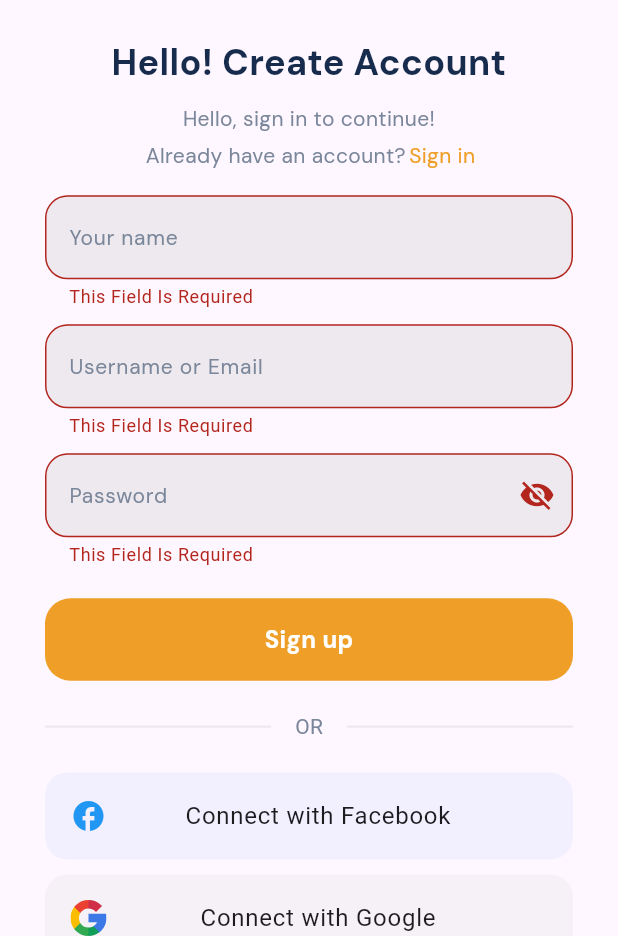
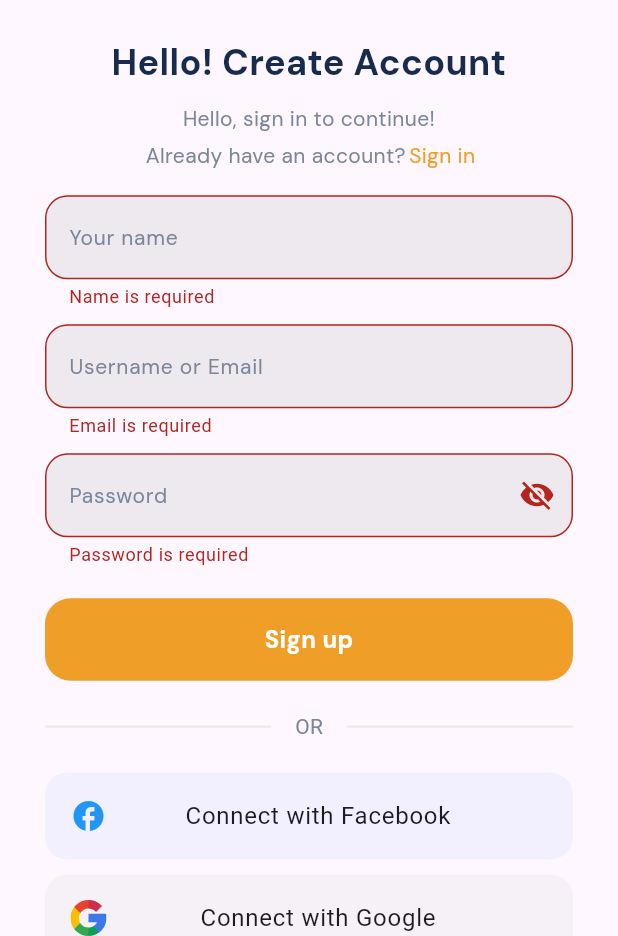
Before and after one commit to ibrahimagdy/restaurant, a Flutter app: the SignUpScreen screen opened by its route, after a tap on "Sign up", on a phone screen of 412 x 824 dp, the part 300-1236 px from its top. Run offline on Flutter 3.47's test engine with Material 3 defaults, Android fonts, the phone set to English and light mode, and no system bars; our stand-ins replace flutter_screenutil, flutter_svg, google_fonts, intl_phone_number_input; missing offline and left inert: top_modal_sheet.

```diff
--- a/lib/core/widgets/custom_text_form_field.dart
+++ b/lib/core/widgets/custom_text_form_field.dart
@@ -15,6 +15,7 @@ class CustomTextFormField extends StatelessWidget {
   String? hintText;
   Widget? prefixIcon;
   Widget? suffixIcon;
+  final String? Function(String?)? validator;
 
   CustomTextFormField({
     super.key,
@@ -29,6 +30,7 @@ class CustomTextFormField extends StatelessWidget {
     this.hintText,
     this.prefixIcon,
     this.suffixIcon,
+    this.validator,
   });
 
   @override
@@ -37,14 +39,8 @@ class CustomTextFormField extends StatelessWidget {
       controller: value == null ? controller : null,
       initialValue: value,
       obscureText: password ?? false,
-        validator: (value) {
-          if (value == null || value.isEmpty) {
-            return "This Field Is Required";
-          }
-          return null;
-        },
-        keyboardType:
-            number == true ? TextInputType.number : TextInputType.text,
+      validator: validator,
+      keyboardType: number == true ? TextInputType.number : TextInputType.text,
       decoration: InputDecoration(
         prefixIcon: prefixIcon,
         suffixIcon: suffixIcon,
@@ -58,7 +54,8 @@ class CustomTextFormField extends StatelessWidget {
         border: buildBorder(),
         focusedBorder: buildBorder(),
         enabledBorder: buildBorder(),
-        ));
+      ),
+    );
   }
 
   OutlineInputBorder buildBorder() {
--- a/lib/view/auth/authentication/login_screen.dart
+++ b/lib/view/auth/authentication/login_screen.dart
@@ -82,6 +82,15 @@ class _LoginScreenState extends State<LoginScreen> {
                   context: context,
                   controller: emailController,
                   hintText: 'Username or Email',
+                  validator: (value) {
+                    if (value == null || value.isEmpty) {
+                      return "Email is required";
+                    } else if (!RegExp(r'^[^@]+@[^@]+\.[^@]+')
+                        .hasMatch(value)) {
+                      return "Enter a valid email";
+                    }
+                    return null;
+                  },
                 ),
                 const SizedBox(height: 10),
                 CustomTextFormField(
@@ -89,6 +98,14 @@ class _LoginScreenState extends State<LoginScreen> {
                   controller: passwordController,
                   hintText: "Password",
                   password: !isPasswordVisible,
+                  validator: (value) {
+                    if (value == null || value.isEmpty) {
+                      return "Password is required";
+                    } else if (value.length < 6) {
+                      return "Password must be at least 6 characters";
+                    }
+                    return null;
+                  },
                   suffixIcon: IconButton(
                     icon: Icon(
                       isPasswordVisible
--- a/lib/view/auth/authentication/sign_up_screen.dart
+++ b/lib/view/auth/authentication/sign_up_screen.dart
@@ -82,12 +82,27 @@ class _SignUpScreenState extends State<SignUpScreen> {
                   context: context,
                   controller: nameController,
                   hintText: 'Your name',
+                  validator: (value) {
+                    if (value == null || value.isEmpty) {
+                      return "Name is required";
+                    }
+                    return null;
+                  },
                 ),
                 const SizedBox(height: 10),
                 CustomTextFormField(
                   context: context,
                   controller: emailController,
                   hintText: 'Username or Email',
+                  validator: (value) {
+                    if (value == null || value.isEmpty) {
+                      return "Email is required";
+                    } else if (!RegExp(r'^[^@]+@[^@]+\.[^@]+')
+                        .hasMatch(value)) {
+                      return "Enter a valid email";
+                    }
+                    return null;
+                  },
                 ),
                 const SizedBox(height: 10),
                 CustomTextFormField(
@@ -95,6 +110,14 @@ class _SignUpScreenState extends State<SignUpScreen> {
                   controller: passwordController,
                   hintText: "Password",
                   password: !isPasswordVisible,
+                  validator: (value) {
+                    if (value == null || value.isEmpty) {
+                      return "Password is required";
+                    } else if (value.length < 6) {
+                      return "Password must be at least 6 characters";
+                    }
+                    return null;
+                  },
                   suffixIcon: IconButton(
                     icon: Icon(
                       isPasswordVisible
--- a/lib/view/auth/forget_password/password_recovery_screen.dart
+++ b/lib/view/auth/forget_password/password_recovery_screen.dart
@@ -54,6 +54,15 @@ class _PasswordRecoveryScreenState extends State<PasswordRecoveryScreen> {
                   context: context,
                   controller: emailController,
                   hintText: 'Email',
+                  validator: (value) {
+                    if (value == null || value.isEmpty) {
+                      return 'Email is required';
+                    }
+                    if (!RegExp(r'^[^@]+@[^@]+\.[^@]+').hasMatch(value)) {
+                      return 'Enter a valid email address';
+                    }
+                    return null;
+                  },
                 ),
                 SizedBox(height: mediaQuery.height * 0.03),
                 CustomButton(
--- a/lib/view/auth/forget_password/reset_password_screen.dart
+++ b/lib/view/auth/forget_password/reset_password_screen.dart
@@ -57,6 +57,19 @@ class _ResetPasswordScreenState extends State<ResetPasswordScreen> {
                   controller: passwordController,
                   hintText: 'New Password',
                   password: !isPasswordVisible,
+                  validator: (value) {
+                    if (value == null || value.isEmpty) {
+                      return 'Password is required';
+                    }
+                    if (value.length < 8) {
+                      return 'Password must be at least 8 characters long';
+                    }
+                    if (!value.contains(RegExp(r'[A-Z]')) ||
+                        !value.contains(RegExp(r'[a-z]'))) {
+                      return 'Password must contain both uppercase and lowercase letters';
+                    }
+                    return null;
+                  },
                   suffixIcon: IconButton(
                     icon: Icon(
                       isPasswordVisible
@@ -76,6 +89,15 @@ class _ResetPasswordScreenState extends State<ResetPasswordScreen> {
                   controller: confirmPasswordController,
                   hintText: 'Confirm Password',
                   password: !isConfirmPasswordVisible,
+                  validator: (value) {
+                    if (value == null || value.isEmpty) {
+                      return 'Please confirm your password';
+                    }
+                    if (value != passwordController.text) {
+                      return 'Passwords do not match';
+                    }
+                    return null;
+                  },
                   suffixIcon: IconButton(
                     icon: Icon(
                       isConfirmPasswordVisible
--- a/lib/view/home_screen/home_screen.dart
+++ b/lib/view/home_screen/home_screen.dart
@@ -14,7 +14,7 @@ class HomeScreen extends StatelessWidget {
   Widget build(BuildContext context) {
     var mediaQuery = MediaQuery.of(context).size;
     return Scaffold(
-      backgroundColor: greyColor,
+      backgroundColor: secondGreyColor,
       body: SingleChildScrollView(
         child: Column(
           children: [
```
Also changed, not shown: lib/core/functions/show_cash_payment_dialog.dart (added, +44 -0 lines), lib/core/functions/show_payment_bottom_sheet.dart (added, +141 -0 lines), lib/view/auth/location/enter_new_address_screen.dart (+7 -0 lines), lib/view/order_screen/features/payment_widget.dart (+37 -10 lines), assets/icons/card_icon.svg (added), assets/icons/success_icon.svg (added). Lines whose indentation alone changed are shown as unchanged.
